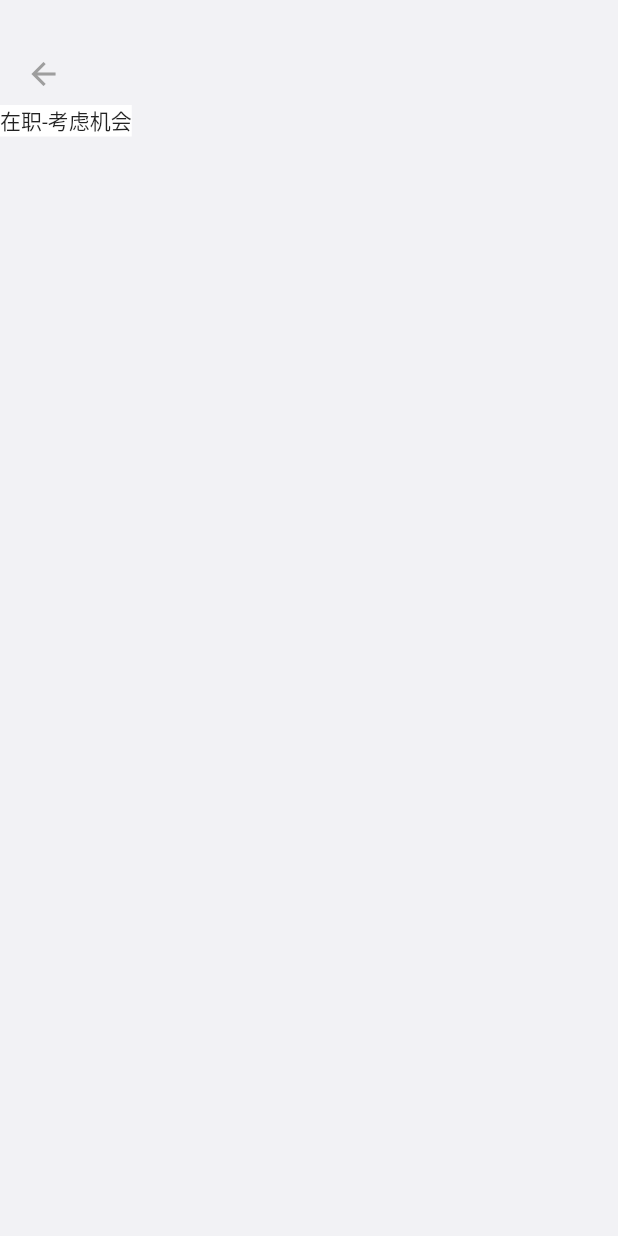
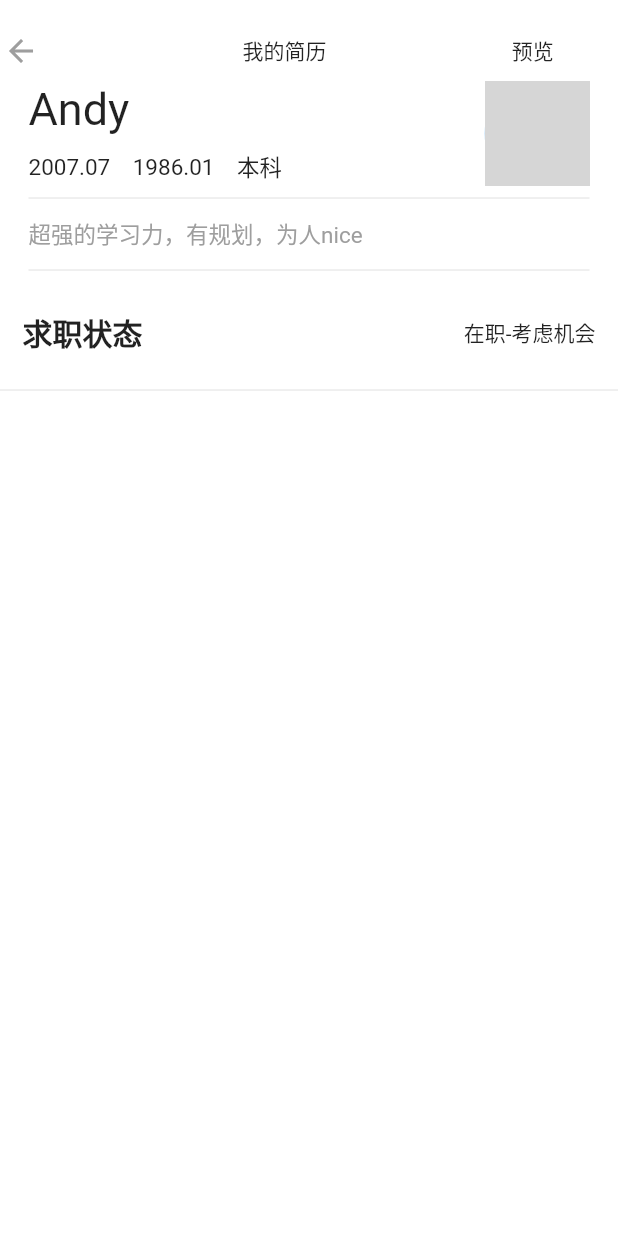
Before and after one commit to tjswk2008/yacai, a Flutter app: the MineTab screen opened directly, after a tap on "我的简历", on a phone screen of 412 x 824 dp. Run offline on Flutter 3.47's test engine with Material 2 defaults, Android fonts, the light colour scheme and no system bars; our stand-ins replace shared_preferences; accounts and stored records are empty; network calls fail; grey boxes are pictures that could not be loaded.

Commit message:
简历-个人信息

```diff
--- a/lib/app/model/resume.dart
+++ b/lib/app/model/resume.dart
@@ -112,6 +112,7 @@ class PersonalInfo {
   String wechatId; // 微信号
   String birthDay; // 出生年月
   String summarize; // 优势
+  String academic; // 学历
 
   PersonalInfo({
     this.name,
@@ -120,6 +121,7 @@ class PersonalInfo {
     this.avatar,
     this.wechatId,
     this.birthDay,
-    this.summarize
+    this.summarize,
+    this.academic,
   });
 }
--- a/lib/app/view/mine_view.dart
+++ b/lib/app/view/mine_view.dart
@@ -264,10 +264,24 @@ class MineTabState extends State<MineTab> {
     ));
 
     Resume resume = new Resume(
-      personalInfo: new PersonalInfo(), // 个人信息
+      personalInfo: new PersonalInfo(
+        name: 'Andy', // 姓名
+        gender: '男', // 性别
+        firstJobTime: '2007.07', // 首次参加工作时间
+        avatar: 'https://img.bosszhipin.com/beijin/mcs/useravatar/20171211/4d147d8bb3e2a3478e20b50ad614f4d02062e3aec7ce2519b427d24a3f300d68_s.jpg', // 头像
+        wechatId: 'tjswk2008', // 微信号
+        birthDay: '1986.01', // 出生年月
+        academic: '本科', // 学历
+        summarize: '超强的学习力，有规划，为人nice', // 优势
+      ), // 个人信息
       jobStatus: '在职-考虑机会',
-      jobExpect: new JobExpect(),
-      companyExperiences: new List(),
+      jobExpect: new JobExpect(
+        jobTitle: '架构师', // 职位
+        industry: '电子商务, 新零售, 互联网', // 行业
+        city: '上海', // 工作城市
+        salary: '35k-40k', // 薪资待遇
+      ),
+      companyExperiences: companyExperiences,
       projects: projects, // 发布人
       educations: educations, // 发布人
       certificates: certificates, // 证书列表
--- /dev/null
+++ b/lib/app/view/resume/certification.dart
@@ -0,0 +1,68 @@
+import 'package:flutter/material.dart';
+import 'package:flutter_app/app/model/resume.dart';
+
+enum AppBarBehavior { normal, pinned, floating, snapping }
+
+class ResumeDetail extends StatefulWidget {
+
+  final Resume _resume;
+
+  ResumeDetail(this._resume);
+
+  @override
+  ResumeDetailState createState() => new ResumeDetailState();
+}
+
+class ResumeDetailState extends State<ResumeDetail>
+    with TickerProviderStateMixin {
+
+  VoidCallback onChanged;
+
+  @override
+  void initState() {
+    super.initState();
+  }
+
+  @override
+  void dispose() {
+    super.dispose();
+  }
+
+  @override
+  Widget build(BuildContext context) {
+    return new Scaffold(
+        backgroundColor: new Color.fromARGB(255, 242, 242, 245),
+        body: new Stack(
+          children: <Widget>[
+            new SingleChildScrollView(
+                child: new Column(
+                  mainAxisAlignment: MainAxisAlignment.start,
+                  children: <Widget>[
+                    new Padding(
+                      padding: const EdgeInsets.only(top: 70.0),
+                    ),
+                    new Container(
+                      color: Colors.white,
+                      child: new Column(
+                        children: <Widget>[
+                          new Text(widget._resume.jobStatus)
+                        ],
+                      ),
+                    )
+                  ],
+                )
+            ),
+
+            new Positioned(
+              top: 10.0,
+              left: -10.0,
+              child: new Container(
+                  padding: const EdgeInsets.all(15.0),
+                  child: new BackButton(color: Colors.grey)
+              ),
+            ),
+          ],
+        )
+    );
+  }
+}
--- /dev/null
+++ b/lib/app/view/resume/company_experience.dart
@@ -0,0 +1,68 @@
+import 'package:flutter/material.dart';
+import 'package:flutter_app/app/model/resume.dart';
+
+enum AppBarBehavior { normal, pinned, floating, snapping }
+
+class ResumeDetail extends StatefulWidget {
+
+  final Resume _resume;
+
+  ResumeDetail(this._resume);
+
+  @override
+  ResumeDetailState createState() => new ResumeDetailState();
+}
+
+class ResumeDetailState extends State<ResumeDetail>
+    with TickerProviderStateMixin {
+
+  VoidCallback onChanged;
+
+  @override
+  void initState() {
+    super.initState();
+  }
+
+  @override
+  void dispose() {
+    super.dispose();
+  }
+
+  @override
+  Widget build(BuildContext context) {
+    return new Scaffold(
+        backgroundColor: new Color.fromARGB(255, 242, 242, 245),
+        body: new Stack(
+          children: <Widget>[
+            new SingleChildScrollView(
+                child: new Column(
+                  mainAxisAlignment: MainAxisAlignment.start,
+                  children: <Widget>[
+                    new Padding(
+                      padding: const EdgeInsets.only(top: 70.0),
+                    ),
+                    new Container(
+                      color: Colors.white,
+                      child: new Column(
+                        children: <Widget>[
+                          new Text(widget._resume.jobStatus)
+                        ],
+                      ),
+                    )
+                  ],
+                )
+            ),
+
+            new Positioned(
+              top: 10.0,
+              left: -10.0,
+              child: new Container(
+                  padding: const EdgeInsets.all(15.0),
+                  child: new BackButton(color: Colors.grey)
+              ),
+            ),
+          ],
+        )
+    );
+  }
+}
--- /dev/null
+++ b/lib/app/view/resume/education.dart
@@ -0,0 +1,68 @@
+import 'package:flutter/material.dart';
+import 'package:flutter_app/app/model/resume.dart';
+
+enum AppBarBehavior { normal, pinned, floating, snapping }
+
+class ResumeDetail extends StatefulWidget {
+
+  final Resume _resume;
+
+  ResumeDetail(this._resume);
+
+  @override
+  ResumeDetailState createState() => new ResumeDetailState();
+}
+
+class ResumeDetailState extends State<ResumeDetail>
+    with TickerProviderStateMixin {
+
+  VoidCallback onChanged;
+
+  @override
+  void initState() {
+    super.initState();
+  }
+
+  @override
+  void dispose() {
+    super.dispose();
+  }
+
+  @override
+  Widget build(BuildContext context) {
+    return new Scaffold(
+        backgroundColor: new Color.fromARGB(255, 242, 242, 245),
+        body: new Stack(
+          children: <Widget>[
+            new SingleChildScrollView(
+                child: new Column(
+                  mainAxisAlignment: MainAxisAlignment.start,
+                  children: <Widget>[
+                    new Padding(
+                      padding: const EdgeInsets.only(top: 70.0),
+                    ),
+                    new Container(
+                      color: Colors.white,
+                      child: new Column(
+                        children: <Widget>[
+                          new Text(widget._resume.jobStatus)
+                        ],
+                      ),
+                    )
+                  ],
+                )
+            ),
+
+            new Positioned(
+              top: 10.0,
+              left: -10.0,
+              child: new Container(
+                  padding: const EdgeInsets.all(15.0),
+                  child: new BackButton(color: Colors.grey)
+              ),
+            ),
+          ],
+        )
+    );
+  }
+}
--- /dev/null
+++ b/lib/app/view/resume/job_expectation.dart
@@ -0,0 +1,68 @@
+import 'package:flutter/material.dart';
+import 'package:flutter_app/app/model/resume.dart';
+
+enum AppBarBehavior { normal, pinned, floating, snapping }
+
+class ResumeDetail extends StatefulWidget {
+
+  final Resume _resume;
+
+  ResumeDetail(this._resume);
+
+  @override
+  ResumeDetailState createState() => new ResumeDetailState();
+}
+
+class ResumeDetailState extends State<ResumeDetail>
+    with TickerProviderStateMixin {
+
+  VoidCallback onChanged;
+
+  @override
+  void initState() {
+    super.initState();
+  }
+
+  @override
+  void dispose() {
+    super.dispose();
+  }
+
+  @override
+  Widget build(BuildContext context) {
+    return new Scaffold(
+        backgroundColor: new Color.fromARGB(255, 242, 242, 245),
+        body: new Stack(
+          children: <Widget>[
+            new SingleChildScrollView(
+                child: new Column(
+                  mainAxisAlignment: MainAxisAlignment.start,
+                  children: <Widget>[
+                    new Padding(
+                      padding: const EdgeInsets.only(top: 70.0),
+                    ),
+                    new Container(
+                      color: Colors.white,
+                      child: new Column(
+                        children: <Widget>[
+                          new Text(widget._resume.jobStatus)
+                        ],
+                      ),
+                    )
+                  ],
+                )
+            ),
+
+            new Positioned(
+              top: 10.0,
+              left: -10.0,
+              child: new Container(
+                  padding: const EdgeInsets.all(15.0),
+                  child: new BackButton(color: Colors.grey)
+              ),
+            ),
+          ],
+        )
+    );
+  }
+}
--- /dev/null
+++ b/lib/app/view/resume/personal_info.dart
@@ -0,0 +1,95 @@
+import 'package:flutter/cupertino.dart';
+import 'package:flutter/material.dart';
+import 'package:flutter_app/app/model/resume.dart';
+
+class PersonalInfoView extends StatelessWidget {
+
+  final PersonalInfo personalInfo;
+
+  PersonalInfoView(this.personalInfo);
+
+  @override
+  Widget build(BuildContext context) {
+    return new Padding(
+      padding: const EdgeInsets.only(left: 15.0, right: 15.0),
+      child: new SizedBox(
+        child: new Card(
+          elevation: 0.0,
+          child: new Column(
+            children: <Widget>[
+              new Row(
+                mainAxisAlignment: MainAxisAlignment.spaceBetween,
+                mainAxisSize: MainAxisSize.max,
+                children: <Widget>[
+                  new Column(
+                    crossAxisAlignment: CrossAxisAlignment.start,
+                    children: <Widget>[
+                      new Padding(
+                        padding: const EdgeInsets.only(bottom: 10.0),
+                        child: new Text(
+                          personalInfo.name,
+                          textAlign: TextAlign.left,
+                          style: new TextStyle(fontSize: 30.0),
+                        ),
+                      ),
+                      new Row(
+                        children: <Widget>[
+                          new Padding(
+                            padding: const EdgeInsets.only(right: 15.0),
+                            child: new Text(
+                              personalInfo.firstJobTime,
+                              textAlign: TextAlign.left,
+                              style: new TextStyle(fontSize: 15.0),
+                            ),
+                          ),
+                          new Padding(
+                            padding: const EdgeInsets.only(right: 15.0),
+                            child: new Text(
+                              personalInfo.birthDay,
+                              textAlign: TextAlign.left,
+                              style: new TextStyle(fontSize: 15.0),
+                            ),
+                          ),
+                          new Text(
+                            personalInfo.academic,
+                            textAlign: TextAlign.left,
+                            style: new TextStyle(fontSize: 15.0),
+                          ),
+                        ],
+                      )
+                    ]
+                  ),
+
+                  new CircleAvatar(
+                    radius: 35.0,
+                    backgroundImage: new NetworkImage(personalInfo.avatar)
+                  )
+                ],
+              ),
+
+              new Divider(),
+
+              new Row(
+                mainAxisAlignment: MainAxisAlignment.start,
+                mainAxisSize: MainAxisSize.max,
+                children: <Widget>[
+                  new Padding(
+                    padding: const EdgeInsets.only(
+                      top: 5.0,
+                      right: 15.0,
+                      bottom: 5.0,
+                    ),
+                    child: new Text(personalInfo.summarize, style: new TextStyle(
+                        fontSize: 15.0, color: Colors.grey)),
+                  ),
+                ],
+              ),
+
+              new Divider(),
+            ],
+          ),
+        ),
+      ),
+    );
+  }
+}
--- /dev/null
+++ b/lib/app/view/resume/project.dart
@@ -0,0 +1,68 @@
+import 'package:flutter/material.dart';
+import 'package:flutter_app/app/model/resume.dart';
+
+enum AppBarBehavior { normal, pinned, floating, snapping }
+
+class ResumeDetail extends StatefulWidget {
+
+  final Resume _resume;
+
+  ResumeDetail(this._resume);
+
+  @override
+  ResumeDetailState createState() => new ResumeDetailState();
+}
+
+class ResumeDetailState extends State<ResumeDetail>
+    with TickerProviderStateMixin {
+
+  VoidCallback onChanged;
+
+  @override
+  void initState() {
+    super.initState();
+  }
+
+  @override
+  void dispose() {
+    super.dispose();
+  }
+
+  @override
+  Widget build(BuildContext context) {
+    return new Scaffold(
+        backgroundColor: new Color.fromARGB(255, 242, 242, 245),
+        body: new Stack(
+          children: <Widget>[
+            new SingleChildScrollView(
+                child: new Column(
+                  mainAxisAlignment: MainAxisAlignment.start,
+                  children: <Widget>[
+                    new Padding(
+                      padding: const EdgeInsets.only(top: 70.0),
+                    ),
+                    new Container(
+                      color: Colors.white,
+                      child: new Column(
+                        children: <Widget>[
+                          new Text(widget._resume.jobStatus)
+                        ],
+                      ),
+                    )
+                  ],
+                )
+            ),
+
+            new Positioned(
+              top: 10.0,
+              left: -10.0,
+              child: new Container(
+                  padding: const EdgeInsets.all(15.0),
+                  child: new BackButton(color: Colors.grey)
+              ),
+            ),
+          ],
+        )
+    );
+  }
+}
--- a/lib/app/view/resume/resume_detail.dart
+++ b/lib/app/view/resume/resume_detail.dart
@@ -1,5 +1,7 @@
 import 'package:flutter/material.dart';
+import 'dart:ui';
 import 'package:flutter_app/app/model/resume.dart';
+import 'package:flutter_app/app/view/resume/personal_info.dart';
 
 enum AppBarBehavior { normal, pinned, floating, snapping }
 
@@ -17,6 +19,7 @@ class ResumeDetailState extends State<ResumeDetail>
     with TickerProviderStateMixin {
 
   VoidCallback onChanged;
+  double width;
 
   @override
   void initState() {
@@ -30,8 +33,9 @@ class ResumeDetailState extends State<ResumeDetail>
 
   @override
   Widget build(BuildContext context) {
+    width = MediaQuery.of(context).size.width * 0.3;
     return new Scaffold(
-        backgroundColor: new Color.fromARGB(255, 242, 242, 245),
+        backgroundColor: Colors.white,
         body: new Stack(
           children: <Widget>[
             new SingleChildScrollView(
@@ -39,13 +43,30 @@ class ResumeDetailState extends State<ResumeDetail>
                   mainAxisAlignment: MainAxisAlignment.start,
                   children: <Widget>[
                     new Padding(
-                      padding: const EdgeInsets.only(top: 70.0),
+                      padding: const EdgeInsets.all(25.0),
                     ),
                     new Container(
                       color: Colors.white,
                       child: new Column(
                         children: <Widget>[
-                          new Text(widget._resume.jobStatus)
+                          new PersonalInfoView(widget._resume.personalInfo),
+                          new Padding(
+                            padding: const EdgeInsets.all(15.0),
+                            child: new Row(
+                              mainAxisAlignment: MainAxisAlignment.spaceBetween,
+                              children: <Widget>[
+                                new Text(
+                                  "求职状态",
+                                  style: new TextStyle(
+                                    fontWeight: FontWeight.bold,
+                                    fontSize: 20.0
+                                  )
+                                ),
+                                new Text(widget._resume.jobStatus)
+                              ],
+                            ),
+                          ),
+                          new Divider(),
                         ],
                       ),
                     )
@@ -56,10 +77,17 @@ class ResumeDetailState extends State<ResumeDetail>
             new Positioned(
               top: 10.0,
               left: -10.0,
-              child: new Container(
-                  padding: const EdgeInsets.all(15.0),
-                  child: new BackButton(color: Colors.grey)
-              ),
+              child: new Row(
+                mainAxisAlignment: MainAxisAlignment.start,
+                children: <Widget>[
+                  new BackButton(color: Colors.grey),
+                  new Padding(
+                    padding: EdgeInsets.only(left: width, right: width),
+                    child:  new Text('我的简历'),
+                  ),
+                  new Text('预览')
+                ]
+              )
             ),
           ],
         )
```
Also changed, not shown: 8 other files.
